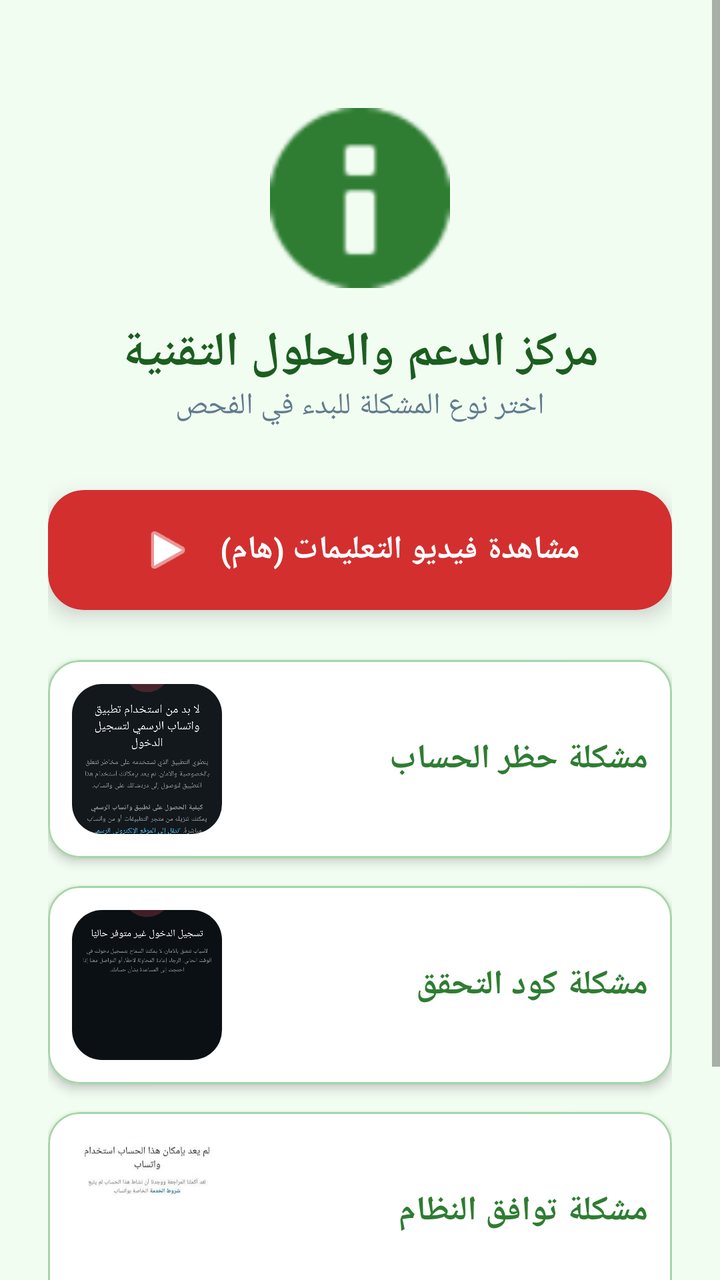
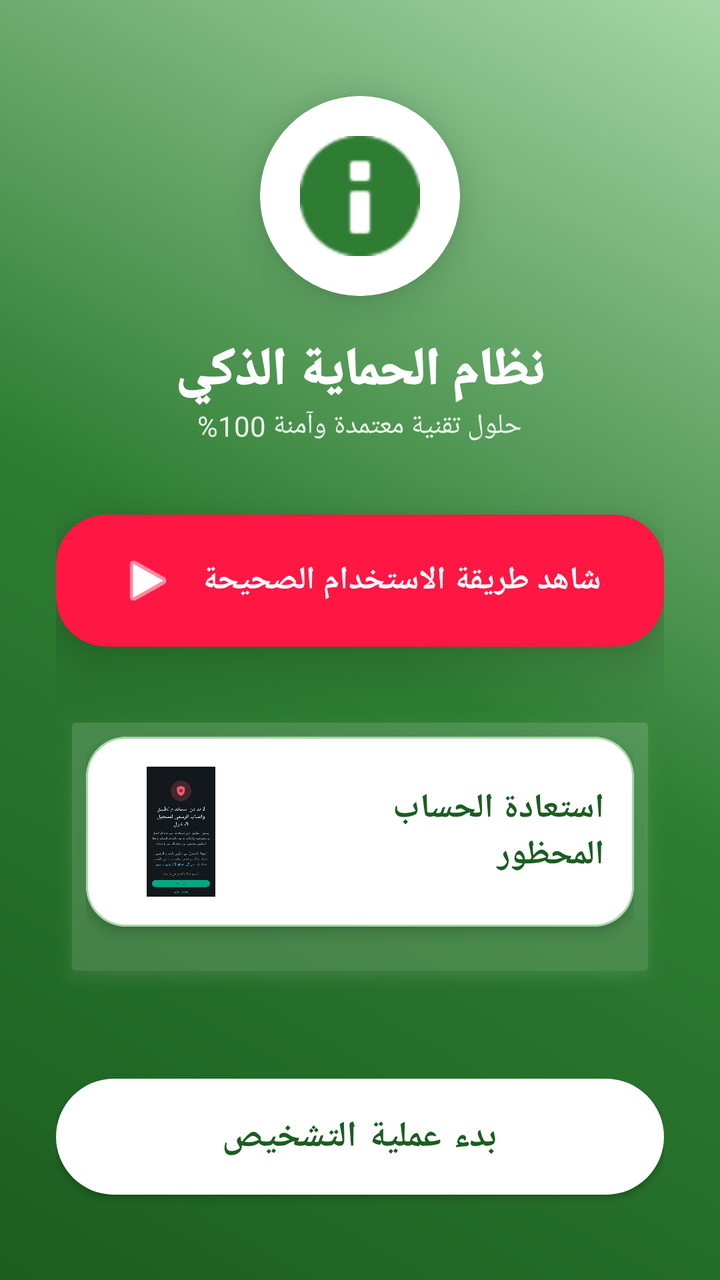

Two renders of the same Android screen: before a commit and after it. Below are the layout's source before the change and the commit's diff.
<!-- AndroidManifest.xml: application theme AppTheme -->
<!-- res/layout/layout_start.xml -->
<?xml version="1.0" encoding="utf-8"?>
<ScrollView xmlns:android="http://schemas.android.com/apk/res/android"
    xmlns:app="http://schemas.android.com/apk/res-auto"
    android:layout_width="match_parent"
    android:layout_height="match_parent"
    android:fillViewport="true"
    android:background="#F2FDF2"> <LinearLayout
        android:layout_width="match_parent"
        android:layout_height="wrap_content"
        android:orientation="vertical"
        android:padding="24dp">

        <ImageView
            android:layout_width="90dp"
            android:layout_height="90dp"
            android:layout_gravity="center"
            android:layout_marginTop="30dp"
            android:src="@android:drawable/ic_dialog_info"
            app:tint="#2E7D32" />

        <TextView
            android:layout_width="wrap_content"
            android:layout_height="wrap_content"
            android:layout_gravity="center"
            android:layout_marginTop="16dp"
            android:text="مركز الدعم والحلول التقنية"
            android:textColor="#1B5E20"
            android:textSize="24sp"
            android:textStyle="bold" />

        <TextView
            android:layout_width="wrap_content"
            android:layout_height="wrap_content"
            android:layout_gravity="center"
            android:text="اختر نوع المشكلة للبدء في الفحص"
            android:textColor="#607D8B"
            android:textSize="15sp"
            android:layout_marginBottom="32dp" />

        <com.google.android.material.card.MaterialCardView
            android:id="@+id/btnWatchTutorial"
            android:layout_width="match_parent"
            android:layout_height="wrap_content"
            android:layout_marginBottom="25dp"
            android:clickable="true"
            android:focusable="true"
            app:cardCornerRadius="18dp"
            app:cardElevation="6dp"
            app:cardBackgroundColor="#D32F2F">

            <LinearLayout
                android:layout_width="match_parent"
                android:layout_height="wrap_content"
                android:gravity="center"
                android:orientation="horizontal"
                android:padding="16dp">

                <ImageView
                    android:layout_width="28dp"
                    android:layout_height="28dp"
                    android:src="@android:drawable/ic_media_play"
                    app:tint="#FFFFFF" />

                <TextView
                    android:layout_width="wrap_content"
                    android:layout_height="wrap_content"
                    android:layout_marginStart="12dp"
                    android:text="مشاهدة فيديو التعليمات (هام)"
                    android:textColor="#FFFFFF"
                    android:textSize="16sp"
                    android:textStyle="bold" />
            </LinearLayout>
        </com.google.android.material.card.MaterialCardView>

        <com.google.android.material.card.MaterialCardView
            android:id="@+id/cardProblem1"
            android:layout_width="match_parent"
            android:layout_height="wrap_content"
            android:layout_marginBottom="14dp"
            app:cardCornerRadius="16dp"
            app:cardElevation="3dp"
            app:strokeColor="#A5D6A7"
            app:strokeWidth="1dp"
            android:clickable="true"
            android:focusable="true">

            <LinearLayout
                android:layout_width="match_parent"
                android:layout_height="wrap_content"
                android:gravity="center_vertical"
                android:padding="12dp">

                <com.google.android.material.imageview.ShapeableImageView
                    android:id="@+id/imgThumb"
                    android:layout_width="75dp"
                    android:layout_height="75dp"
                    android:scaleType="centerCrop"
                    app:shapeAppearanceOverlay="@style/RoundedImage"
                    android:src="@drawable/img_prob1" />

                <TextView
                    android:id="@+id/txtTitle"
                    android:layout_width="0dp"
                    android:layout_height="wrap_content"
                    android:layout_marginStart="16dp"
                    android:layout_weight="1"
                    android:text="مشكلة حظر الحساب"
                    android:textColor="#2E7D32"
                    android:textSize="17sp"
                    android:textStyle="bold" />
            </LinearLayout>
        </com.google.android.material.card.MaterialCardView>

        <com.google.android.material.card.MaterialCardView
            android:id="@+id/cardProblem2"
            android:layout_width="match_parent"
            android:layout_height="wrap_content"
            android:layout_marginBottom="14dp"
            app:cardCornerRadius="16dp"
            app:cardElevation="3dp"
            app:strokeColor="#A5D6A7"
            app:strokeWidth="1dp"
            android:clickable="true"
            android:focusable="true">

            <LinearLayout
                android:layout_width="match_parent"
                android:layout_height="wrap_content"
                android:gravity="center_vertical"
                android:padding="12dp">

                <com.google.android.material.imageview.ShapeableImageView
                    android:id="@+id/imgThumb2"
                    android:layout_width="75dp"
                    android:layout_height="75dp"
                    android:scaleType="centerCrop"
                    app:shapeAppearanceOverlay="@style/RoundedImage"
                    android:src="@drawable/img_prob2" />

                <TextView
                    android:id="@+id/txtTitle2"
                    android:layout_width="0dp"
                    android:layout_height="wrap_content"
                    android:layout_marginStart="16dp"
                    android:layout_weight="1"
                    android:text="مشكلة كود التحقق"
                    android:textColor="#2E7D32"
                    android:textSize="17sp"
                    android:textStyle="bold" />
            </LinearLayout>
        </com.google.android.material.card.MaterialCardView>

        <com.google.android.material.card.MaterialCardView
            android:id="@+id/cardProblem3"
            android:layout_width="match_parent"
            android:layout_height="wrap_content"
            android:layout_marginBottom="24dp"
            app:cardCornerRadius="16dp"
            app:cardElevation="3dp"
            app:strokeColor="#A5D6A7"
            app:strokeWidth="1dp"
            android:clickable="true"
            android:focusable="true">

            <LinearLayout
                android:layout_width="match_parent"
                android:layout_height="wrap_content"
                android:gravity="center_vertical"
                android:padding="12dp">

                <com.google.android.material.imageview.ShapeableImageView
                    android:id="@+id/imgThumb3"
                    android:layout_width="75dp"
                    android:layout_height="75dp"
                    android:scaleType="centerCrop"
                    app:shapeAppearanceOverlay="@style/RoundedImage"
                    android:src="@drawable/img_prob3" />

                <TextView
                    android:id="@+id/txtTitle3"
                    android:layout_width="0dp"
                    android:layout_height="wrap_content"
                    android:layout_marginStart="16dp"
                    android:layout_weight="1"
                    android:text="مشكلة توافق النظام"
                    android:textColor="#2E7D32"
                    android:textSize="17sp"
                    android:textStyle="bold" />
            </LinearLayout>
        </com.google.android.material.card.MaterialCardView>

        <com.google.android.material.button.MaterialButton
            android:id="@+id/btnStartNext"
            android:layout_width="match_parent"
            android:layout_height="65dp"
            android:text="ابدأ الفحص الآن"
            android:textSize="18sp"
            android:textStyle="bold"
            app:cornerRadius="20dp"
            app:backgroundTint="#1B5E20"
            app:elevation="8dp" />

    </LinearLayout>
</ScrollView>
<!-- resources referenced by this layout -->
<resources>
  <!-- drawable img_prob1: png bitmap (drawable, 194464 bytes) -->
  <!-- drawable img_prob2: jpg bitmap (drawable, 73739 bytes) -->
  <!-- drawable img_prob3: jpg bitmap (drawable, 18167 bytes) -->
  <style name="RoundedImage" parent="">
          <item name="cornerSize">15dp</item>
          <item name="cornerFamily">rounded</item>
      </style>
  <style name="AppTheme" parent="Theme.MaterialComponents.Light.NoActionBar">
          <item name="colorPrimary">#2E7D32</item>
          <item name="colorPrimaryDark">#1B5E20</item>
          <item name="colorAccent">#4CAF50</item>
  
          <item name="materialCardViewStyle">@style/Widget.MaterialComponents.CardView</item>
      </style>
</resources>

<!-- the commit's change to res/layout/layout_start.xml (unified diff, before → after) -->
@@ -1,204 +1,146 @@
 <?xml version="1.0" encoding="utf-8"?>
-<ScrollView xmlns:android="http://schemas.android.com/apk/res/android"
+<FrameLayout xmlns:android="http://schemas.android.com/apk/res/android"
     xmlns:app="http://schemas.android.com/apk/res-auto"
     android:layout_width="match_parent"
     android:layout_height="match_parent"
-    android:fillViewport="true"
-    android:background="#F2FDF2"> <LinearLayout
+    android:background="@drawable/background_gradient"> <ScrollView
         android:layout_width="match_parent"
-        android:layout_height="wrap_content"
-        android:orientation="vertical"
-        android:padding="24dp">
+        android:layout_height="match_parent"
+        android:fillViewport="true">
 
-        <ImageView
-            android:layout_width="90dp"
-            android:layout_height="90dp"
-            android:layout_gravity="center"
-            android:layout_marginTop="30dp"
-            android:src="@android:drawable/ic_dialog_info"
-            app:tint="#2E7D32" />
-
-        <TextView
-            android:layout_width="wrap_content"
-            android:layout_height="wrap_content"
-            android:layout_gravity="center"
-            android:layout_marginTop="16dp"
-            android:text="مركز الدعم والحلول التقنية"
-            android:textColor="#1B5E20"
-            android:textSize="24sp"
-            android:textStyle="bold" />
-
-        <TextView
-            android:layout_width="wrap_content"
-            android:layout_height="wrap_content"
-            android:layout_gravity="center"
-            android:text="اختر نوع المشكلة للبدء في الفحص"
-            android:textColor="#607D8B"
-            android:textSize="15sp"
-            android:layout_marginBottom="32dp" />
-
-        <com.google.android.material.card.MaterialCardView
-            android:id="@+id/btnWatchTutorial"
+        <LinearLayout
             android:layout_width="match_parent"
             android:layout_height="wrap_content"
-            android:layout_marginBottom="25dp"
-            android:clickable="true"
-            android:focusable="true"
-            app:cardCornerRadius="18dp"
-            app:cardElevation="6dp"
-            app:cardBackgroundColor="#D32F2F">
+            android:orientation="vertical"
+            android:padding="28dp">
+
+            <com.google.android.material.card.MaterialCardView
+                android:layout_width="100dp"
+                android:layout_height="100dp"
+                android:layout_gravity="center"
+                android:layout_marginTop="20dp"
+                app:cardCornerRadius="50dp"
+                app:cardElevation="12dp"
+                app:strokeColor="#FFFFFF"
+                app:strokeWidth="3dp">
+                <ImageView
+                    android:layout_width="match_parent"
+                    android:layout_height="match_parent"
+                    android:padding="20dp"
+                    android:src="@android:drawable/ic_dialog_info"
+                    app:tint="#2E7D32" />
+            </com.google.android.material.card.MaterialCardView>
+
+            <TextView
+                android:layout_width="wrap_content"
+                android:layout_height="wrap_content"
+                android:layout_gravity="center"
+                android:layout_marginTop="20dp"
+                android:text="نظام الحماية الذكي"
+                android:textColor="#FFFFFF"
+                android:textSize="26sp"
+                android:fontFamily="sans-serif-black"
+                android:textStyle="bold" />
+
+            <TextView
+                android:layout_width="wrap_content"
+                android:layout_height="wrap_content"
+                android:layout_gravity="center"
+                android:text="حلول تقنية معتمدة وآمنة 100%"
+                android:textColor="#E8F5E9"
+                android:textSize="14sp"
+                android:layout_marginBottom="35dp" />
+
+            <com.google.android.material.card.MaterialCardView
+                android:id="@+id/btnWatchTutorial"
+                android:layout_width="match_parent"
+                android:layout_height="wrap_content"
+                android:layout_marginBottom="30dp"
+                android:clickable="true"
+                android:focusable="true"
+                app:cardCornerRadius="25dp"
+                app:cardElevation="15dp"
+                app:cardBackgroundColor="#FF1744">
+                <LinearLayout
+                    android:layout_width="match_parent"
+                    android:layout_height="wrap_content"
+                    android:gravity="center"
+                    android:padding="18dp">
+                    <ImageView
+                        android:layout_width="30dp"
+                        android:layout_height="30dp"
+                        android:src="@android:drawable/ic_media_play"
+                        app:tint="#FFFFFF" />
+                    <TextView
+                        android:layout_width="wrap_content"
+                        android:layout_height="wrap_content"
+                        android:layout_marginStart="12dp"
+                        android:text="شاهد طريقة الاستخدام الصحيحة"
+                        android:textColor="#FFFFFF"
+                        android:textSize="16sp"
+                        android:textStyle="bold" />
+                </LinearLayout>
+            </com.google.android.material.card.MaterialCardView>
 
             <LinearLayout
                 android:layout_width="match_parent"
                 android:layout_height="wrap_content"
-                android:gravity="center"
-                android:orientation="horizontal"
-                android:padding="16dp">
+                android:background="@android:drawable/dialog_holo_light_frame"
+                android:backgroundTint="#26FFFFFF" 
+                android:orientation="vertical"
+                android:padding="15dp">
 
-                <ImageView
-                    android:layout_width="28dp"
-                    android:layout_height="28dp"
-                    android:src="@android:drawable/ic_media_play"
-                    app:tint="#FFFFFF" />
+                <com.google.android.material.card.MaterialCardView
+                    android:id="@+id/cardProblem1"
+                    android:layout_width="match_parent"
+                    android:layout_height="wrap_content"
+                    android:layout_marginBottom="15dp"
+                    app:cardCornerRadius="20dp"
+                    app:cardElevation="4dp"
+                    app:strokeWidth="1dp"
+                    app:strokeColor="#A5D6A7">
+                    <LinearLayout
+                        android:layout_width="match_parent"
+                        android:layout_height="wrap_content"
+                        android:gravity="center_vertical"
+                        android:padding="15dp">
+                        <com.google.android.material.imageview.ShapeableImageView
+                            android:id="@+id/imgThumb"
+                            android:layout_width="65dp"
+                            android:layout_height="65dp"
+                            app:shapeAppearanceOverlay="@style/RoundedImage"
+                            android:src="@drawable/img_prob1" />
+                        <TextView
+                            android:id="@+id/txtTitle"
+                            android:layout_width="0dp"
+                            android:layout_height="wrap_content"
+                            android:layout_marginStart="18dp"
+                            android:layout_weight="1"
+                            android:text="استعادة الحساب المحظور"
+                            android:textColor="#1B5E20"
+                            android:textSize="17sp"
+                            android:textStyle="bold" />
+                    </LinearLayout>
+                </com.google.android.material.card.MaterialCardView>
 
-                <TextView
-                    android:layout_width="wrap_content"
-                    android:layout_height="wrap_content"
-                    android:layout_marginStart="12dp"
-                    android:text="مشاهدة فيديو التعليمات (هام)"
-                    android:textColor="#FFFFFF"
-                    android:textSize="16sp"
-                    android:textStyle="bold" />
-            </LinearLayout>
-        </com.google.android.material.card.MaterialCardView>
+                </LinearLayout>
 
-        <com.google.android.material.card.MaterialCardView
-            android:id="@+id/cardProblem1"
-            android:layout_width="match_parent"
-            android:layout_height="wrap_content"
-            android:layout_marginBottom="14dp"
-            app:cardCornerRadius="16dp"
-            app:cardElevation="3dp"
-            app:strokeColor="#A5D6A7"
-            app:strokeWidth="1dp"
-            android:clickable="true"
-            android:focusable="true">
+            <Space
+                android:layout_width="match_parent"
+                android:layout_height="40dp" />
 
-            <LinearLayout
+            <com.google.android.material.button.MaterialButton
+                android:id="@+id/btnStartNext"
                 android:layout_width="match_parent"
-                android:layout_height="wrap_content"
-                android:gravity="center_vertical"
-                android:padding="12dp">
+                android:layout_height="70dp"
+                android:text="بدء عملية التشخيص"
+                android:textSize="18sp"
+                android:textStyle="bold"
+                app:cornerRadius="35dp"
+                app:backgroundTint="#FFFFFF"
+                android:textColor="#1B5E20"
+                app:elevation="10dp" />
 
-                <com.google.android.material.imageview.ShapeableImageView
-                    android:id="@+id/imgThumb"
-                    android:layout_width="75dp"
-                    android:layout_height="75dp"
-                    android:scaleType="centerCrop"
-                    app:shapeAppearanceOverlay="@style/RoundedImage"
-                    android:src="@drawable/img_prob1" />
-
-                <TextView
-                    android:id="@+id/txtTitle"
-                    android:layout_width="0dp"
-                    android:layout_height="wrap_content"
-                    android:layout_marginStart="16dp"
-                    android:layout_weight="1"
-                    android:text="مشكلة حظر الحساب"
-                    android:textColor="#2E7D32"
-                    android:textSize="17sp"
-                    android:textStyle="bold" />
-            </LinearLayout>
-        </com.google.android.material.card.MaterialCardView>
-
-        <com.google.android.material.card.MaterialCardView
-            android:id="@+id/cardProblem2"
-            android:layout_width="match_parent"
-            android:layout_height="wrap_content"
-            android:layout_marginBottom="14dp"
-            app:cardCornerRadius="16dp"
-            app:cardElevation="3dp"
-            app:strokeColor="#A5D6A7"
-            app:strokeWidth="1dp"
-            android:clickable="true"
-            android:focusable="true">
-
-            <LinearLayout
-                android:layout_width="match_parent"
-                android:layout_height="wrap_content"
-                android:gravity="center_vertical"
-                android:padding="12dp">
-
-                <com.google.android.material.imageview.ShapeableImageView
-                    android:id="@+id/imgThumb2"
-                    android:layout_width="75dp"
-                    android:layout_height="75dp"
-                    android:scaleType="centerCrop"
-                    app:shapeAppearanceOverlay="@style/RoundedImage"
-                    android:src="@drawable/img_prob2" />
-
-                <TextView
-                    android:id="@+id/txtTitle2"
-                    android:layout_width="0dp"
-                    android:layout_height="wrap_content"
-                    android:layout_marginStart="16dp"
-                    android:layout_weight="1"
-                    android:text="مشكلة كود التحقق"
-                    android:textColor="#2E7D32"
-                    android:textSize="17sp"
-                    android:textStyle="bold" />
-            </LinearLayout>
-        </com.google.android.material.card.MaterialCardView>
-
-        <com.google.android.material.card.MaterialCardView
-            android:id="@+id/cardProblem3"
-            android:layout_width="match_parent"
-            android:layout_height="wrap_content"
-            android:layout_marginBottom="24dp"
-            app:cardCornerRadius="16dp"
-            app:cardElevation="3dp"
-            app:strokeColor="#A5D6A7"
-            app:strokeWidth="1dp"
-            android:clickable="true"
-            android:focusable="true">
-
-            <LinearLayout
-                android:layout_width="match_parent"
-                android:layout_height="wrap_content"
-                android:gravity="center_vertical"
-                android:padding="12dp">
-
-                <com.google.android.material.imageview.ShapeableImageView
-                    android:id="@+id/imgThumb3"
-                    android:layout_width="75dp"
-                    android:layout_height="75dp"
-                    android:scaleType="centerCrop"
-                    app:shapeAppearanceOverlay="@style/RoundedImage"
-                    android:src="@drawable/img_prob3" />
-
-                <TextView
-                    android:id="@+id/txtTitle3"
-                    android:layout_width="0dp"
-                    android:layout_height="wrap_content"
-                    android:layout_marginStart="16dp"
-                    android:layout_weight="1"
-                    android:text="مشكلة توافق النظام"
-                    android:textColor="#2E7D32"
-                    android:textSize="17sp"
-                    android:textStyle="bold" />
-            </LinearLayout>
-        </com.google.android.material.card.MaterialCardView>
-
-        <com.google.android.material.button.MaterialButton
-            android:id="@+id/btnStartNext"
-            android:layout_width="match_parent"
-            android:layout_height="65dp"
-            android:text="ابدأ الفحص الآن"
-            android:textSize="18sp"
-            android:textStyle="bold"
-            app:cornerRadius="20dp"
-            app:backgroundTint="#1B5E20"
-            app:elevation="8dp" />
-
-    </LinearLayout>
-</ScrollView>
+        </LinearLayout>
+    </ScrollView>
+</FrameLayout>
<!-- resource entries referenced after the edit -->
@@ -1,8 +1,15 @@
 <!-- resources referenced by this layout -->
 <resources>
+  <!-- drawable background_gradient (drawable) -->
+  <?xml version="1.0" encoding="utf-8"?>
+  <shape xmlns:android="http://schemas.android.com/apk/res/android">
+      <gradient
+          android:startColor="#1B5E20" 
+          android:centerColor="#2E7D32"
+          android:endColor="#A5D6A7"
+          android:angle="45" />
+  </shape>
   <!-- drawable img_prob1: png bitmap (drawable, 194464 bytes) -->
-  <!-- drawable img_prob2: jpg bitmap (drawable, 73739 bytes) -->
-  <!-- drawable img_prob3: jpg bitmap (drawable, 18167 bytes) -->
   <style name="RoundedImage" parent="">
           <item name="cornerSize">15dp</item>
           <item name="cornerFamily">rounded</item>
